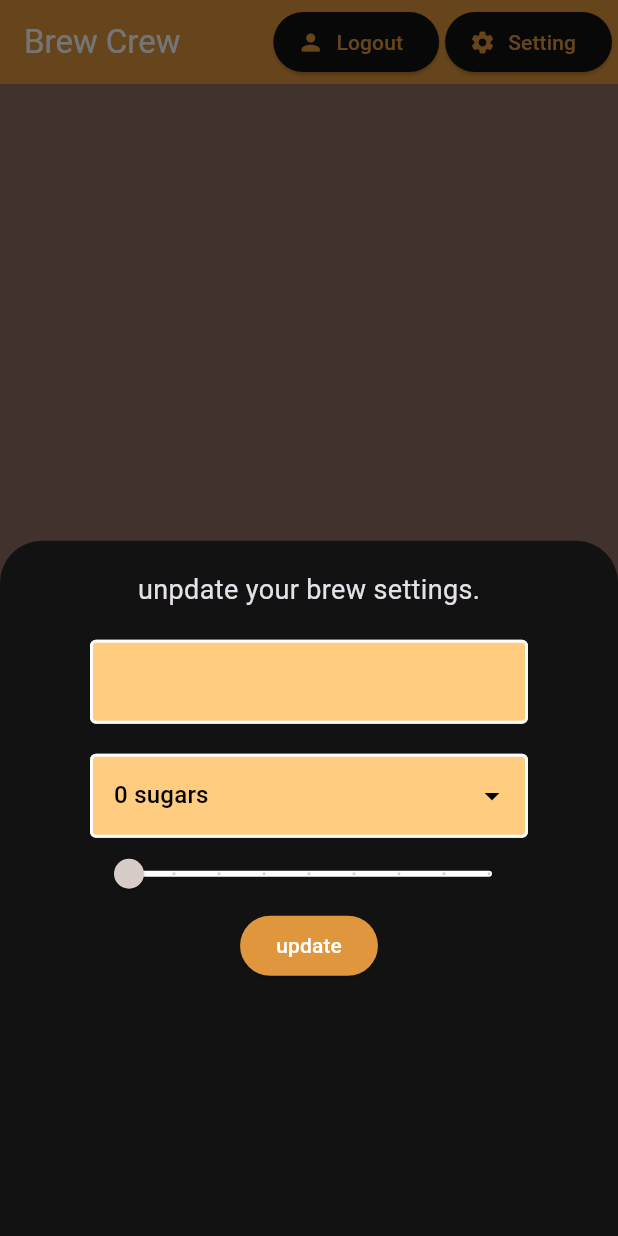
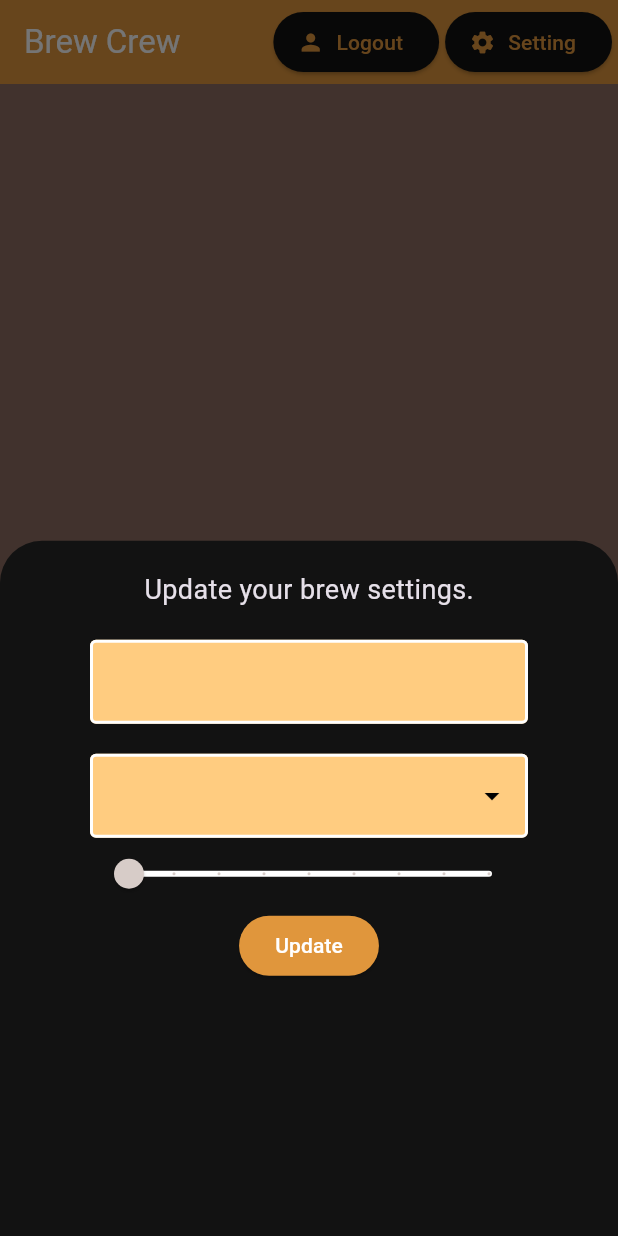
Before and after one commit to MohammadJavadJafari0/Brew-Crew-App-with-Flutter-Firebase-Provider-Order-Coffee-Application-for-Organizations, a Flutter app: the screen it shows once a user with an empty profile is signed in, after a tap on "Setting", on a phone screen of 412 x 824 dp. Run offline on Flutter 3.47's test engine with Material 3 defaults, Android fonts, the phone set to English and light mode, and no system bars; our stand-ins replace cloud_firestore, firebase_auth, firebase_core, flutter_spinkit; accounts and stored records are empty.

Commit message:
Stream Provider and update user setting (without if (snapshot.hasData)

```diff
--- a/lib/models/my_user.dart
+++ b/lib/models/my_user.dart
@@ -4,3 +4,18 @@ class MyUser {
 
   MyUser({required this.uid});
 }
+
+
+class UserData {
+  final String uid;
+  final String name;
+  final String sugars;
+  final int strength;
+
+  UserData({
+    required this.uid,
+    required this.name,
+    required this.sugars,
+    required this.strength,
+  });
+}
--- a/lib/screens/home/brew_list.dart
+++ b/lib/screens/home/brew_list.dart
@@ -1,6 +1,5 @@
 import 'package:brew_crew/models/brew.dart';
 import 'package:brew_crew/screens/home/brew_tile.dart';
-import 'package:cloud_firestore/cloud_firestore.dart';
 import 'package:flutter/material.dart';
 import 'package:provider/provider.dart';
 
@@ -14,7 +13,7 @@ class BrewList extends StatefulWidget {
 class _BrewListState extends State<BrewList> {
   @override
   Widget build(BuildContext context) {
-    final brews = Provider.of<List<Brew>?>(context);
+    final brews = Provider.of<List<Brew>?>(context) ?? [];
 
     //print(brews?.docs);
     brews?.forEach((brew) {
--- a/lib/screens/home/home.dart
+++ b/lib/screens/home/home.dart
@@ -23,7 +23,7 @@ class Home extends StatelessWidget {
             return Container(
               padding:
                   const EdgeInsets.symmetric(vertical: 20.0, horizontal: 60.0),
-              child: SettingsForm(),
+              child: const SettingsForm(),
             );
           });
     }
--- a/lib/screens/home/settings_form.dart
+++ b/lib/screens/home/settings_form.dart
@@ -1,8 +1,12 @@
+import 'package:brew_crew/models/my_user.dart';
+import 'package:brew_crew/services/database.dart';
 import 'package:brew_crew/shared/constants.dart';
+import 'package:brew_crew/shared/loading.dart';
 import 'package:flutter/material.dart';
+import 'package:provider/provider.dart';
 
 class SettingsForm extends StatefulWidget {
-  const SettingsForm({super.key});
+  const SettingsForm({Key? key});
 
   @override
   State<SettingsForm> createState() => _SettingsFromState();
@@ -18,32 +22,38 @@ class _SettingsFromState extends State<SettingsForm> {
 
   @override
   Widget build(BuildContext context) {
+    final user = Provider.of<MyUser>(context);
+    return StreamBuilder<UserData>(
+      stream: DatabaseService(uid: user.uid).userData,
+      builder: (context, snapshot) {
+        UserData? userdata = snapshot.data;
         return Form(
           key: _formkey,
           child: Column(
             children: [
               const Text(
-            "unpdate your brew settings.",
+                "Update your brew settings.",
                 style: TextStyle(fontSize: 18.0),
               ),
               const SizedBox(height: 20),
               TextFormField(
+                initialValue: userdata?.name,
                 decoration: textInputDecoration,
                 style: const TextStyle(color: Colors.black),
                 validator: (value) =>
                     value!.isEmpty ? "Please enter a name" : null,
                 onChanged: (value) => setState(() {
                   _currentName = value;
-                  })),
+                }),
+              ),
               const SizedBox(
                 height: 20.0,
               ),
-          // DropDown
               DropdownButtonFormField(
                 dropdownColor: const Color(0xFFFFCC80),
                 decoration: textInputDecoration,
                 icon: const Icon(Icons.arrow_drop_down, color: Colors.black),
-            value: _currentSugars ?? "0",
+                value: _currentSugars ?? userdata?.sugars,
                 items: sugars.map((sugar) {
                   return DropdownMenuItem(
                     value: sugar,
@@ -59,34 +69,44 @@ class _SettingsFromState extends State<SettingsForm> {
                   });
                 },
               ),
-          // Slider
               Slider(
-            value: (_currentStrength ?? 100).toDouble(),
+                value:
+                    (_currentStrength ?? userdata?.strength ?? 100).toDouble(),
                 onChanged: (value) => setState(() {
                   _currentStrength = value.round();
                 }),
                 min: 100.0,
                 max: 900.0,
                 divisions: 8,
-            activeColor: Colors.brown[_currentStrength ?? 100],
+                activeColor:
+                    Colors.brown[_currentStrength ?? userdata?.strength ?? 100],
                 inactiveColor: Colors.white,
               ),
-
-          //update Button
               ElevatedButton(
                 style: ElevatedButton.styleFrom(
-                  backgroundColor: Color.fromARGB(255, 224, 150, 60)),
+                  backgroundColor: Color.fromARGB(255, 224, 150, 60),
+                ),
                 onPressed: () async {
-                print(_currentName);
-                print(_currentSugars);
-                print(_currentStrength);
+                  print("_currentName: $_currentName");
+                  print("_currentSugars: $_currentSugars");
+                  print("_currentStrength: $_currentStrength");
+                  if (_formkey.currentState!.validate()) {
+                    await DatabaseService(uid: user.uid).updateUserData(
+                        _currentSugars ?? userdata!.sugars,
+                        _currentName ?? userdata!.name,
+                        _currentStrength ?? userdata!.strength);
+                    Navigator.pop(context);
+                  }
                 },
                 child: const Text(
-                "update",
+                  "Update",
                   style: TextStyle(color: Colors.white),
-              ))
+                ),
+              )
             ],
           ),
         );
+      },
+    );
   }
 }
--- a/lib/services/database.dart
+++ b/lib/services/database.dart
@@ -1,4 +1,5 @@
 import 'package:brew_crew/models/brew.dart';
+import 'package:brew_crew/models/my_user.dart';
 import 'package:cloud_firestore/cloud_firestore.dart';
 
 class DatabaseService {
@@ -14,8 +15,9 @@ class DatabaseService {
         'name': name,
         'strength': strength,
       });
+      print('User data updated successfully!');
     } catch (e) {
-      print(e.toString());
+      print('Error updating user data: $e');
     }
   }
 
@@ -31,8 +33,27 @@ List<Brew> _brewListFromSnapshot(QuerySnapshot snapshot) {
     }).toList();
   }
 
+  // userData from snapshot
+  UserData _userDataFromSnapshot(DocumentSnapshot snapshot, String uid) {
+    final data = snapshot.data() as Map<String, dynamic>;
+    return UserData(
+        uid: uid,
+        name: data['name'],
+        sugars: data['sugar'],
+        strength: data['strangth']);
+  }
+
 // get brews stream
   Stream<List<Brew>> get brews {
     return brewCollection.snapshots().map(_brewListFromSnapshot);
   }
+
+// get user doc stream
+  Stream<UserData> get userData {
+    return FirebaseFirestore.instance
+        .collection('users')
+        .doc(uid)
+        .snapshots()
+        .map((snapshot) => _userDataFromSnapshot(snapshot, uid));
   }
+}
```
Lines whose indentation alone changed are shown as unchanged.
